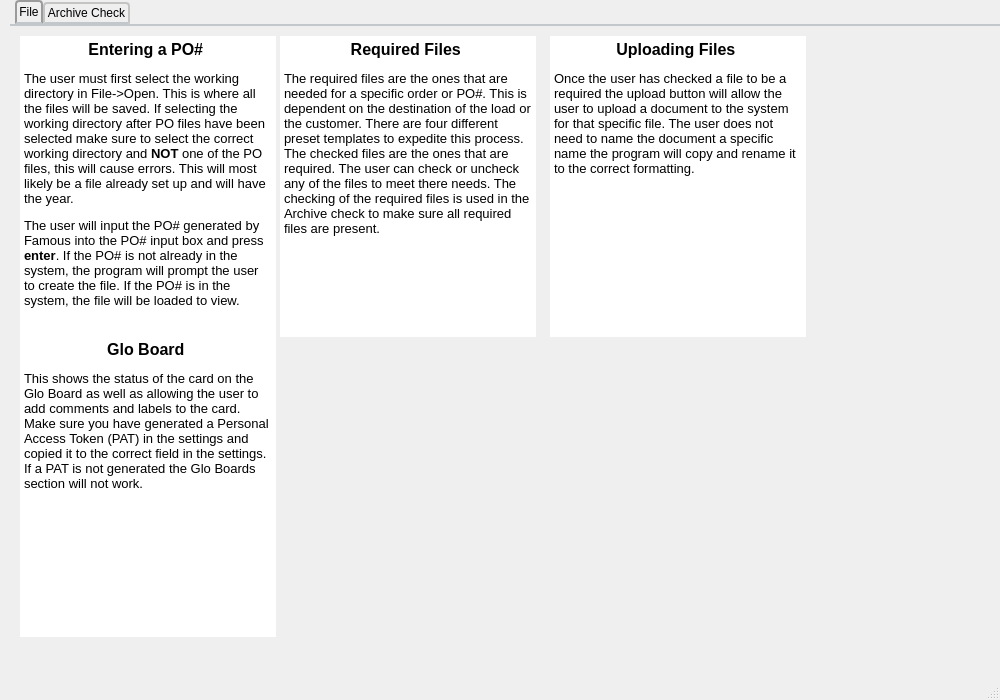
qrcline/WAEX_File_Organizer, file WaExport/helpcenter.ui: the form before one commit.
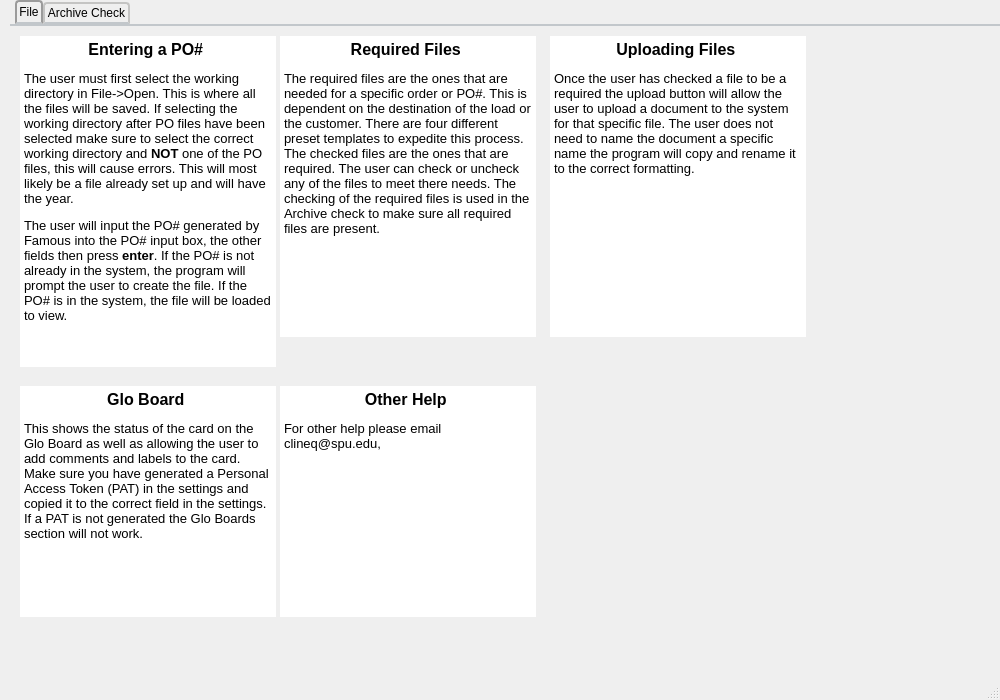
The form after the commit. The open tabs and pages were chosen to show the change.

What changed in the file:
```diff
--- a/WaExport/helpcenter.ui
+++ b/WaExport/helpcenter.ui
@@ -144,7 +144,7 @@
         <x>10</x>
         <y>10</y>
         <width>256</width>
-        <height>301</height>
+        <height>331</height>
        </rect>
       </property>
       <property name="font">
@@ -168,7 +168,7 @@
 &lt;/style&gt;&lt;/head&gt;&lt;body style=&quot; font-family:'MS Shell Dlg 2'; font-size:12pt; font-weight:400; font-style:normal;&quot;&gt;
 &lt;p align=&quot;center&quot; style=&quot; margin-top:12px; margin-bottom:0px; margin-left:0px; margin-right:0px; -qt-block-indent:0; text-indent:0px;&quot;&gt;&lt;span style=&quot; font-family:'MS Shell Dlg 2,sans-serif'; font-weight:600;&quot;&gt;Entering a PO#&lt;/span&gt;&lt;span style=&quot; font-weight:600;&quot;&gt; &lt;/span&gt;&lt;/p&gt;
 &lt;p style=&quot; margin-top:12px; margin-bottom:12px; margin-left:0px; margin-right:0px; -qt-block-indent:0; text-indent:0px;&quot;&gt;&lt;span style=&quot; font-family:'MS Shell Dlg 2,sans-serif'; font-size:10pt;&quot;&gt;The user must first select the working directory in File-&amp;gt;Open. This is where all the files will be saved. If selecting the working directory after PO files have been selected make sure to select the correct working directory and &lt;/span&gt;&lt;span style=&quot; font-family:'MS Shell Dlg 2,sans-serif'; font-size:10pt; font-weight:600;&quot;&gt;NOT &lt;/span&gt;&lt;span style=&quot; font-family:'MS Shell Dlg 2,sans-serif'; font-size:10pt;&quot;&gt;one of the PO files, this will cause errors. This will most likely be a file already set up and will have the year. &lt;/span&gt;&lt;/p&gt;
-&lt;p style=&quot; margin-top:12px; margin-bottom:12px; margin-left:0px; margin-right:0px; -qt-block-indent:0; text-indent:0px;&quot;&gt;&lt;span style=&quot; font-family:'MS Shell Dlg 2,sans-serif'; font-size:10pt;&quot;&gt;The user will input the PO# generated by Famous into the PO# input box and press &lt;/span&gt;&lt;span style=&quot; font-family:'MS Shell Dlg 2,sans-serif'; font-size:10pt; font-weight:600;&quot;&gt;enter&lt;/span&gt;&lt;span style=&quot; font-family:'MS Shell Dlg 2,sans-serif'; font-size:10pt;&quot;&gt;. If the PO# is not already in the system, the program will prompt the user to create the file. If the PO# is in the system, the file will be loaded to view. &lt;/span&gt;&lt;/p&gt;&lt;/body&gt;&lt;/html&gt;</string>
+&lt;p style=&quot; margin-top:12px; margin-bottom:12px; margin-left:0px; margin-right:0px; -qt-block-indent:0; text-indent:0px;&quot;&gt;&lt;span style=&quot; font-family:'MS Shell Dlg 2,sans-serif'; font-size:10pt;&quot;&gt;The user will input the PO# generated by Famous into the PO# input box, the other fields then press &lt;/span&gt;&lt;span style=&quot; font-family:'MS Shell Dlg 2,sans-serif'; font-size:10pt; font-weight:600;&quot;&gt;enter&lt;/span&gt;&lt;span style=&quot; font-family:'MS Shell Dlg 2,sans-serif'; font-size:10pt;&quot;&gt;. If the PO# is not already in the system, the program will prompt the user to create the file. If the PO# is in the system, the file will be loaded to view. &lt;/span&gt;&lt;/p&gt;&lt;/body&gt;&lt;/html&gt;</string>
       </property>
      </widget>
      <widget class="QTextBrowser" name="textBrowser_3">
@@ -239,9 +239,9 @@
       <property name="geometry">
        <rect>
         <x>10</x>
-        <y>310</y>
+        <y>360</y>
         <width>256</width>
-        <height>301</height>
+        <height>231</height>
        </rect>
       </property>
       <property name="font">
@@ -267,6 +267,38 @@
 &lt;p style=&quot; margin-top:12px; margin-bottom:12px; margin-left:0px; margin-right:0px; -qt-block-indent:0; text-indent:0px;&quot;&gt;&lt;span style=&quot; font-family:'MS Shell Dlg 2,sans-serif'; font-size:10pt;&quot;&gt;This shows the status of the card on the Glo Board as well as allowing the user to add comments and labels to the card. Make sure you have generated a Personal Access Token (PAT) in the settings and copied it to the correct field in the settings. If a PAT is not generated the Glo Boards section will not work. &lt;/span&gt;&lt;/p&gt;&lt;/body&gt;&lt;/html&gt;</string>
       </property>
      </widget>
+     <widget class="QTextBrowser" name="textBrowser_7">
+      <property name="geometry">
+       <rect>
+        <x>270</x>
+        <y>360</y>
+        <width>256</width>
+        <height>231</height>
+       </rect>
+      </property>
+      <property name="font">
+       <font>
+        <pointsize>12</pointsize>
+       </font>
+      </property>
+      <property name="acceptDrops">
+       <bool>false</bool>
+      </property>
+      <property name="frameShape">
+       <enum>QFrame::NoFrame</enum>
+      </property>
+      <property name="frameShadow">
+       <enum>QFrame::Plain</enum>
+      </property>
+      <property name="html">
+       <string>&lt;!DOCTYPE HTML PUBLIC &quot;-//W3C//DTD HTML 4.0//EN&quot; &quot;http://www.w3.org/TR/REC-html40/strict.dtd&quot;&gt;
+&lt;html&gt;&lt;head&gt;&lt;meta name=&quot;qrichtext&quot; content=&quot;1&quot; /&gt;&lt;style type=&quot;text/css&quot;&gt;
+p, li { white-space: pre-wrap; }
+&lt;/style&gt;&lt;/head&gt;&lt;body style=&quot; font-family:'MS Shell Dlg 2'; font-size:12pt; font-weight:400; font-style:normal;&quot;&gt;
+&lt;p align=&quot;center&quot; style=&quot; margin-top:12px; margin-bottom:12px; margin-left:0px; margin-right:0px; -qt-block-indent:0; text-indent:0px;&quot;&gt;&lt;span style=&quot; font-weight:600;&quot;&gt;Other Help &lt;/span&gt;&lt;/p&gt;
+&lt;p style=&quot; margin-top:12px; margin-bottom:12px; margin-left:0px; margin-right:0px; -qt-block-indent:0; text-indent:0px;&quot;&gt;&lt;span style=&quot; font-family:'MS Shell Dlg 2,sans-serif'; font-size:10pt;&quot;&gt;For other help please email clineq@spu.edu,&lt;/span&gt;&lt;/p&gt;&lt;/body&gt;&lt;/html&gt;</string>
+      </property>
+     </widget>
     </widget>
     <widget class="QWidget" name="tab_2">
      <attribute name="title">
```
Left out of the diff: 2 changed lines with no effect on the pictures.
